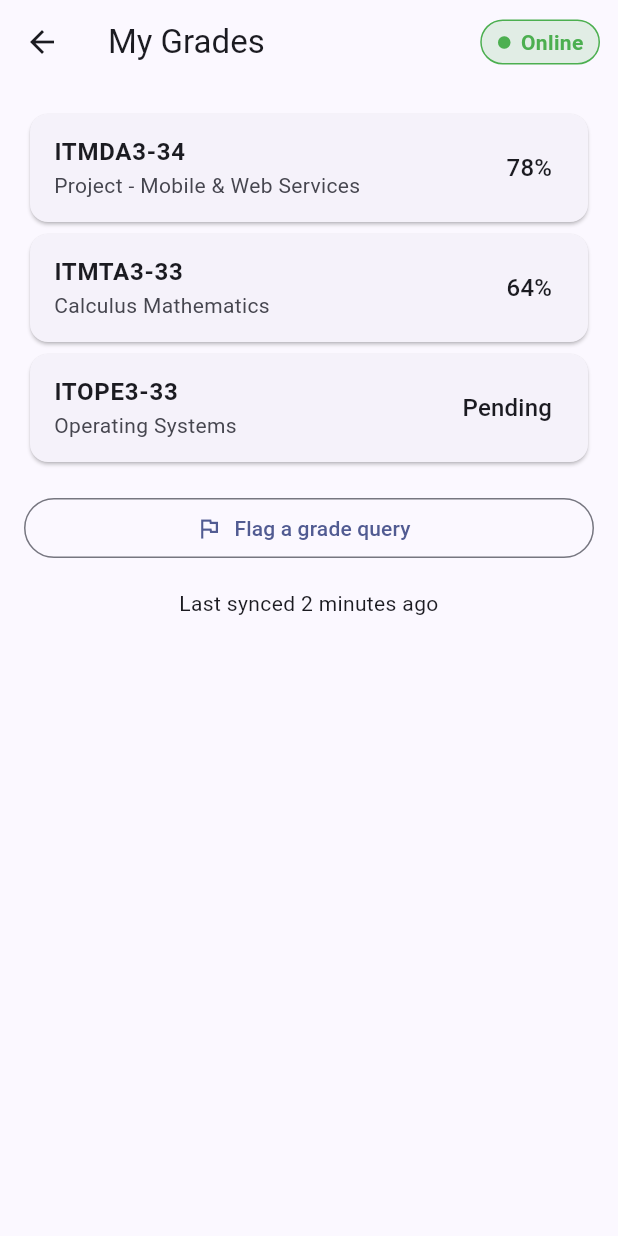
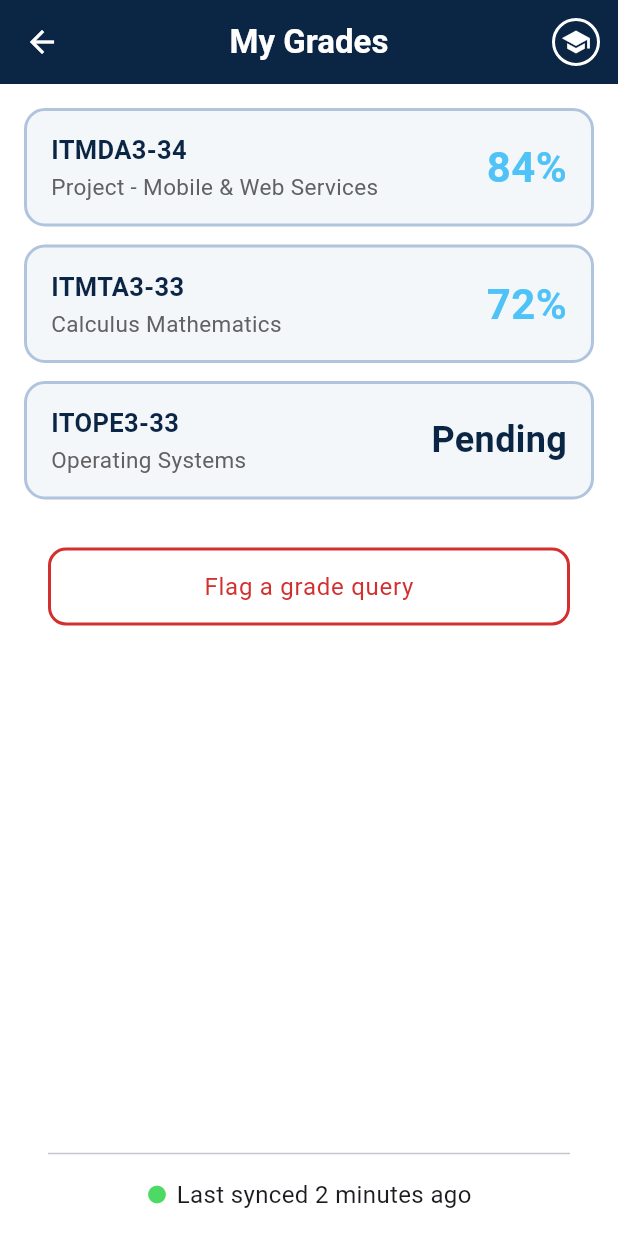
Before and after one commit to greemjvhgv/student-portal, a Flutter app: the GradesScreen screen opened by its route, on a phone screen of 412 x 824 dp. Run offline on Flutter 3.47's test engine with Material 3 defaults, Android fonts, the phone set to English and light mode, and no system bars.

Commit message:
Grades and Course Materials screens styled like wireframes Fig 4 and 5; shared navy app bar

```diff
--- a/lib/screens/grades_screen.dart
+++ b/lib/screens/grades_screen.dart
@@ -1,6 +1,7 @@
 import 'package:flutter/material.dart';
+import '../widgets/portal_app_bar.dart';
 
-import '../widgets/offline_badge.dart';
+typedef _GradeRow = ({String code, String name, double? mark});
 
 /// My Grades (D3 Figure 5): one card per module with its mark or
 /// "Pending", a "Flag a grade query" button and a "Last synced" footer.
@@ -8,9 +9,16 @@ import '../widgets/offline_badge.dart';
 class GradesScreen extends StatelessWidget {
   const GradesScreen({super.key});
 
-  static const List<({String code, String name, double? mark})> _grades = [
-    (code: 'ITMDA3-34', name: 'Project - Mobile & Web Services', mark: 78.0),
-    (code: 'ITMTA3-33', name: 'Calculus Mathematics', mark: 64.0),
+  static const _navy = PortalAppBar.navy;
+  static const _cardFill = Color(0xFFF4F7FA);
+  static const _cardBorder = Color(0xFFB0C4DE);
+  static const _markBlue = Color(0xFF4FC3F7);
+  static const _flagRed = Color(0xFFD32F2F);
+  static const _syncedGreen = Color(0xFF4CD964);
+
+  static const List<_GradeRow> _grades = [
+    (code: 'ITMDA3-34', name: 'Project - Mobile & Web Services', mark: 84.0),
+    (code: 'ITMTA3-33', name: 'Calculus Mathematics', mark: 72.0),
     (code: 'ITOPE3-33', name: 'Operating Systems', mark: null),
   ];
 
@@ -54,47 +62,113 @@ class GradesScreen extends StatelessWidget {
     );
   }
 
-  @override
-  Widget build(BuildContext context) {
-    return Scaffold(
-      appBar: AppBar(
-        title: const Text('My Grades'),
-        actions: const [
-          Padding(
-            padding: EdgeInsets.only(right: 12),
-            child: OfflineBadge(isOnline: true),
+  Widget _gradeCard(_GradeRow grade) {
+    final isPending = grade.mark == null;
+    return Container(
+      margin: const EdgeInsets.only(bottom: 12),
+      padding: const EdgeInsets.symmetric(horizontal: 16, vertical: 14),
+      decoration: BoxDecoration(
+        color: _cardFill,
+        borderRadius: BorderRadius.circular(14),
+        border: Border.all(color: _cardBorder, width: 2),
+      ),
+      child: Row(
+        children: [
+          Expanded(
+            child: Column(
+              crossAxisAlignment: CrossAxisAlignment.start,
+              children: [
+                Text(
+                  grade.code,
+                  style: const TextStyle(
+                    fontSize: 17,
+                    fontWeight: FontWeight.bold,
+                    color: _navy,
+                  ),
+                ),
+                const SizedBox(height: 2),
+                Text(
+                  grade.name,
+                  style: TextStyle(fontSize: 15, color: Colors.grey.shade700),
+                ),
+              ],
+            ),
           ),
-        ],
-      ),
-      body: ListView(
-        padding: const EdgeInsets.all(16),
-        children: [
-          for (final grade in _grades)
-            Card(
-              child: ListTile(
-                title: Text(
-                  grade.code,
-                  style: const TextStyle(fontWeight: FontWeight.bold),
-                ),
-                subtitle: Text(grade.name),
-                trailing: Text(
-                  grade.mark == null
-                      ? 'Pending'
-                      : '${grade.mark!.toStringAsFixed(0)}%',
-                  style: Theme.of(context).textTheme.titleMedium,
-                ),
-              ),
+          const SizedBox(width: 8),
+          Text(
+            isPending ? 'Pending' : '${grade.mark!.toStringAsFixed(0)}%',
+            style: TextStyle(
+              fontSize: isPending ? 24 : 28,
+              fontWeight: FontWeight.bold,
+              color: isPending ? _navy : _markBlue,
             ),
-          const SizedBox(height: 16),
-          OutlinedButton.icon(
-            onPressed: () => _showGradeQueryDialog(context),
-            icon: const Icon(Icons.flag_outlined),
-            label: const Text('Flag a grade query'),
           ),
-          const SizedBox(height: 16),
-          const Text('Last synced 2 minutes ago', textAlign: TextAlign.center),
         ],
       ),
     );
   }
+
+  @override
+  Widget build(BuildContext context) {
+    return Scaffold(
+      backgroundColor: Colors.white,
+      appBar: const PortalAppBar(title: 'My Grades'),
+      body: SafeArea(
+        child: Column(
+          children: [
+            Expanded(
+              child: ListView(
+                padding: const EdgeInsets.all(16),
+                children: [
+                  for (final grade in _grades) _gradeCard(grade),
+                  const SizedBox(height: 20),
+                  Padding(
+                    padding: const EdgeInsets.symmetric(horizontal: 16),
+                    child: SizedBox(
+                      height: 52,
+                      child: OutlinedButton(
+                        style: OutlinedButton.styleFrom(
+                          foregroundColor: _flagRed,
+                          side: const BorderSide(color: _flagRed, width: 2),
+                          shape: RoundedRectangleBorder(
+                            borderRadius: BorderRadius.circular(12),
+                          ),
+                          textStyle: const TextStyle(
+                            fontSize: 16,
+                            letterSpacing: 0.5,
+                          ),
+                        ),
+                        onPressed: () => _showGradeQueryDialog(context),
+                        child: const Text('Flag a grade query'),
+                      ),
+                    ),
+                  ),
+                ],
+              ),
+            ),
+            const Padding(
+              padding: EdgeInsets.fromLTRB(32, 0, 32, 16),
+              child: Column(
+                children: [
+                  Divider(),
+                  SizedBox(height: 8),
+                  Row(
+                    mainAxisAlignment: MainAxisAlignment.center,
+                    children: [
+                      Icon(Icons.circle, size: 14, color: _syncedGreen),
+                      SizedBox(width: 6),
+                      Text(
+                        'Last synced 2 minutes ago',
+                        style: TextStyle(fontSize: 16),
+                      ),
+                    ],
+                  ),
+                ],
+              ),
+            ),
+          ],
+        ),
+      ),
+    );
+  }
 }
--- /dev/null
+++ b/lib/widgets/portal_app_bar.dart
@@ -0,0 +1,33 @@
+import 'package:flutter/material.dart';
+
+class PortalAppBar extends StatelessWidget implements PreferredSizeWidget {
+  const PortalAppBar({super.key, required this.title});
+
+  final String title;
+
+  static const Color navy = Color(0xFF0B2545);
+
+  @override
+  Size get preferredSize => const Size.fromHeight(kToolbarHeight);
+
+  @override
+  Widget build(BuildContext context) {
+    return AppBar(
+      backgroundColor: navy,
+      foregroundColor: Colors.white,
+      centerTitle: true,
+      title: Text(title, style: const TextStyle(fontWeight: FontWeight.bold)),
+      actions: [
+        Container(
+          margin: const EdgeInsets.only(right: 12),
+          padding: const EdgeInsets.all(4),
+          decoration: BoxDecoration(
+            shape: BoxShape.circle,
+            border: Border.all(color: Colors.white, width: 2),
+          ),
+          child: const Icon(Icons.school, size: 20, color: Colors.white),
+        ),
+      ],
+    );
+  }
+}
```
Also changed, not shown: lib/screens/course_materials_screen.dart (+131 -37 lines), 1 other file.
